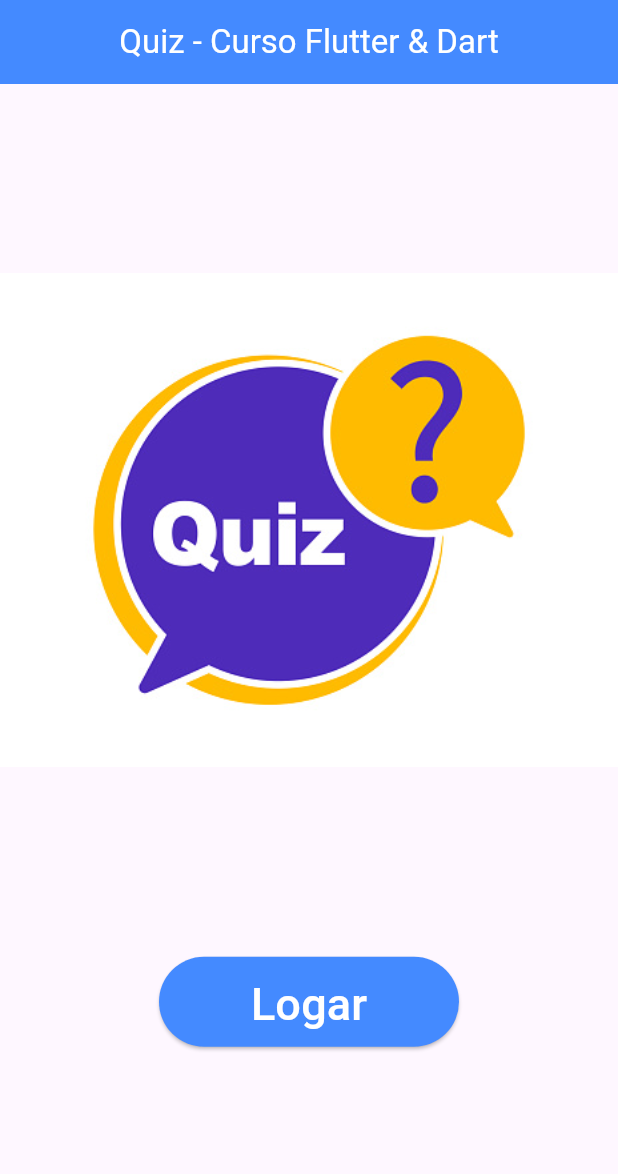
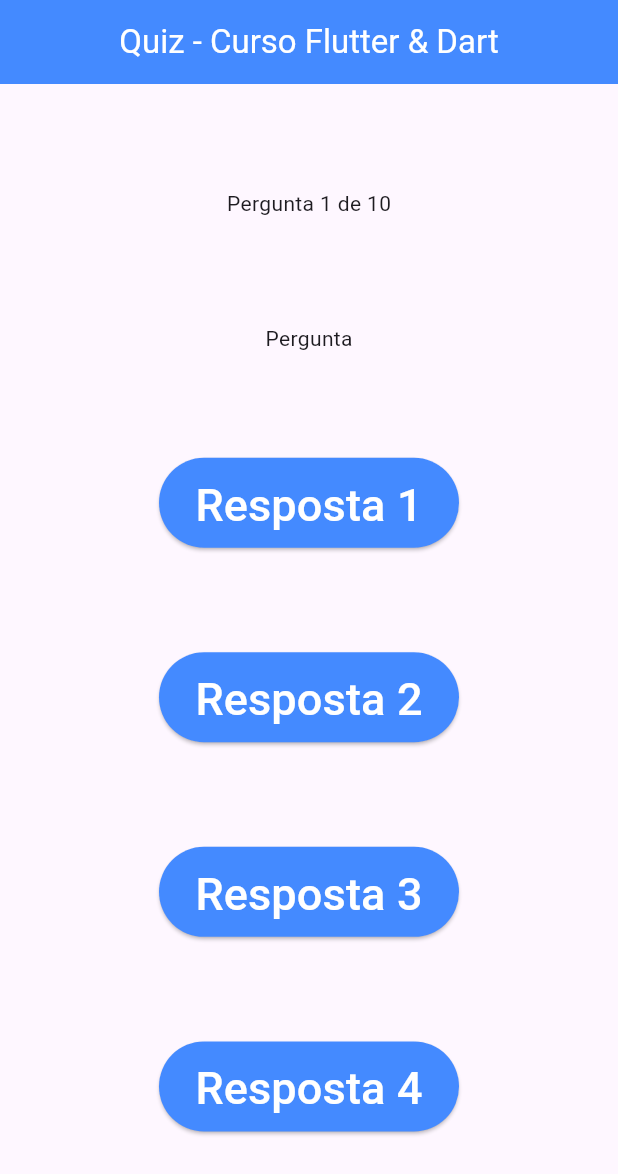
Before and after one commit to PauloDev13/quiz_app, a Flutter app: the screen it shows after launch, on a phone screen of 412 x 824 dp. Shown: the top 1174 px of the screen. Run offline on Flutter 3.47's test engine with Material 3 defaults, Android fonts, the phone set to English and light mode, and no system bars.

Commit message:
Create second page

```diff
--- a/lib/main.dart
+++ b/lib/main.dart
@@ -1,6 +1,88 @@
 import 'package:flutter/material.dart';
-import 'package:quiz_app/pages/home_page.dart';
 
 void main() {
-  runApp(const HomePage());
+  runApp(const Quiz());
 }
+
+class Quiz extends StatefulWidget {
+  const Quiz({super.key});
+
+  @override
+  State<Quiz> createState() => _QuizState();
+}
+
+class _QuizState extends State<Quiz> {
+  @override
+  Widget build(BuildContext context) {
+    return MaterialApp(
+      home: Scaffold(
+        appBar: AppBar(
+          backgroundColor: Colors.blueAccent,
+          title: Center(
+            child: Text(
+              'Quiz - Curso Flutter & Dart',
+              style: TextStyle(color: Colors.white),
+            ),
+          ),
+        ),
+        body: Center(
+          child: Column(
+            mainAxisAlignment: MainAxisAlignment.spaceEvenly,
+            children: <Widget>[
+              Text('Pergunta 1 de 10'),
+              Text('Pergunta'),
+              ElevatedButton(
+                onPressed: () {},
+                style: ElevatedButton.styleFrom(
+                  backgroundColor: Colors.blueAccent,
+                  padding: EdgeInsets.all(10),
+                  fixedSize: Size(200, 60),
+                ),
+                child: Text(
+                  'Resposta 1',
+                  style: TextStyle(color: Colors.white, fontSize: 30),
+                ),
+              ),
+              ElevatedButton(
+                onPressed: () {},
+                style: ElevatedButton.styleFrom(
+                  backgroundColor: Colors.blueAccent,
+                  padding: EdgeInsets.all(10),
+                  fixedSize: Size(200, 60),
+                ),
+                child: Text(
+                  'Resposta 2',
+                  style: TextStyle(color: Colors.white, fontSize: 30),
+                ),
+              ),
+              ElevatedButton(
+                onPressed: () {},
+                style: ElevatedButton.styleFrom(
+                  backgroundColor: Colors.blueAccent,
+                  padding: EdgeInsets.all(10),
+                  fixedSize: Size(200, 60),
+                ),
+                child: Text(
+                  'Resposta 3',
+                  style: TextStyle(color: Colors.white, fontSize: 30),
+                ),
+              ),
+              ElevatedButton(
+                onPressed: () {},
+                style: ElevatedButton.styleFrom(
+                  backgroundColor: Colors.blueAccent,
+                  padding: EdgeInsets.all(10),
+                  fixedSize: Size(200, 60),
+                ),
+                child: Text(
+                  'Resposta 4',
+                  style: TextStyle(color: Colors.white, fontSize: 30),
+                ),
+              ),
+            ],
+          ),
+        ),
+      ),
+    );
+  }
+}
```
Also changed, not shown: 1 other file.
